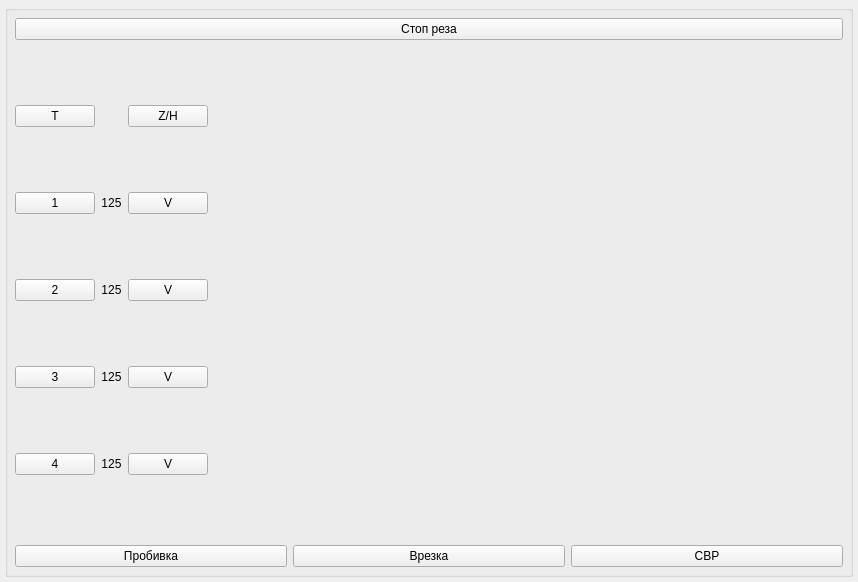
Before: the Qt Designer form phx-cnc-ui-mainform/src/CXLazerSettings.ui in superkulpa/phx-cnc-ui, drawn with Qt 5.
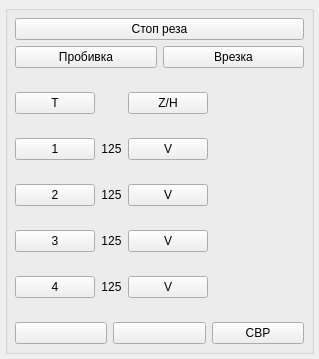
After: the same form once the commit is applied. Custom widgets are drawn as their Qt base class.

Commit message: - кнопки Пробивка/Врезка перенесены к "Стоп реза", реализовано их сокрытие и показ при запуске и остановке процесса соответственно.

Patch:
```diff
--- a/phx-cnc-ui-mainform/src/CXLazerSettings.ui
+++ b/phx-cnc-ui-mainform/src/CXLazerSettings.ui
@@ -6,8 +6,8 @@
    <rect>
     <x>0</x>
     <y>0</y>
-    <width>858</width>
-    <height>582</height>
+    <width>319</width>
+    <height>359</height>
    </rect>
   </property>
   <property name="focusPolicy">
@@ -36,13 +36,60 @@
         </property>
        </widget>
       </item>
+      <item>
+       <layout class="QHBoxLayout" name="horizontalLayout_2">
+        <item>
+         <widget class="CXTouchButton" name="mPushingButton">
+          <property name="text">
+           <string>Пробивка</string>
+          </property>
+         </widget>
+        </item>
+        <item>
+         <widget class="CXTouchButton" name="mIncutButton">
+          <property name="text">
+           <string>Врезка</string>
+          </property>
+         </widget>
+        </item>
+       </layout>
+      </item>
       <item>
        <widget class="QWidget" name="mButtonWidget" native="true">
         <layout class="QGridLayout" name="gridLayout">
          <property name="margin">
           <number>0</number>
          </property>
-         <item row="0" column="0">
+         <item row="3" column="2">
+          <widget class="CXTouchButton" name="pushButton_9">
+           <property name="sizePolicy">
+            <sizepolicy hsizetype="Fixed" vsizetype="Fixed">
+             <horstretch>0</horstretch>
+             <verstretch>0</verstretch>
+            </sizepolicy>
+           </property>
+           <property name="text">
+            <string>V</string>
+           </property>
+           <property name="checkable">
+            <bool>true</bool>
+           </property>
+           <attribute name="buttonGroup">
+            <string notr="true">mCheckButtonGroup</string>
+           </attribute>
+          </widget>
+         </item>
+         <item row="1" column="3" rowspan="5">
+          <widget class="CXLazerVelocityView" name="mLazerVelocity" native="true">
+           <property name="sizePolicy">
+            <sizepolicy hsizetype="Preferred" vsizetype="Preferred">
+             <horstretch>0</horstretch>
+             <verstretch>0</verstretch>
+            </sizepolicy>
+           </property>
+          </widget>
+         </item>
+         <item row="1" column="0">
           <widget class="CXTouchButton" name="mTButton">
            <property name="sizePolicy">
             <sizepolicy hsizetype="Fixed" vsizetype="Fixed">
@@ -55,7 +102,7 @@
            </property>
           </widget>
          </item>
-         <item row="0" column="2">
+         <item row="1" column="2">
           <widget class="CXTouchButton" name="mZHButton">
            <property name="sizePolicy">
             <sizepolicy hsizetype="Fixed" vsizetype="Fixed">
@@ -68,17 +115,7 @@
            </property>
           </widget>
          </item>
-         <item row="0" column="3" rowspan="5">
-          <widget class="CXLazerVelocityView" name="mLazerVelocity" native="true">
-           <property name="sizePolicy">
-            <sizepolicy hsizetype="Preferred" vsizetype="Preferred">
-             <horstretch>0</horstretch>
-             <verstretch>0</verstretch>
-            </sizepolicy>
-           </property>
-          </widget>
-         </item>
-         <item row="1" column="0">
+         <item row="2" column="0">
           <widget class="CXTouchButton" name="pushButton_4">
            <property name="sizePolicy">
             <sizepolicy hsizetype="Fixed" vsizetype="Fixed">
@@ -97,7 +134,7 @@
            </attribute>
           </widget>
          </item>
-         <item row="1" column="1">
+         <item row="2" column="1">
           <widget class="QLabel" name="label">
            <property name="sizePolicy">
             <sizepolicy hsizetype="Fixed" vsizetype="Preferred">
@@ -113,7 +150,7 @@
            </property>
           </widget>
          </item>
-         <item row="1" column="2">
+         <item row="2" column="2">
           <widget class="CXTouchButton" name="pushButton_8">
            <property name="sizePolicy">
             <sizepolicy hsizetype="Fixed" vsizetype="Fixed">
@@ -132,7 +169,7 @@
            </attribute>
           </widget>
          </item>
-         <item row="2" column="0">
+         <item row="3" column="0">
           <widget class="CXTouchButton" name="pushButton_5">
            <property name="sizePolicy">
             <sizepolicy hsizetype="Fixed" vsizetype="Fixed">
@@ -151,7 +188,7 @@
            </attribute>
           </widget>
          </item>
-         <item row="2" column="1">
+         <item row="3" column="1">
           <widget class="QLabel" name="label_2">
            <property name="sizePolicy">
             <sizepolicy hsizetype="Fixed" vsizetype="Preferred">
@@ -167,26 +204,7 @@
            </property>
           </widget>
          </item>
-         <item row="2" column="2">
-          <widget class="CXTouchButton" name="pushButton_9">
-           <property name="sizePolicy">
-            <sizepolicy hsizetype="Fixed" vsizetype="Fixed">
-             <horstretch>0</horstretch>
-             <verstretch>0</verstretch>
-            </sizepolicy>
-           </property>
-           <property name="text">
-            <string>V</string>
-           </property>
-           <property name="checkable">
-            <bool>true</bool>
-           </property>
-           <attribute name="buttonGroup">
-            <string notr="true">mCheckButtonGroup</string>
-           </attribute>
-          </widget>
-         </item>
-         <item row="3" column="0">
+         <item row="4" column="0">
           <widget class="CXTouchButton" name="pushButton_6">
            <property name="sizePolicy">
             <sizepolicy hsizetype="Fixed" vsizetype="Fixed">
@@ -205,7 +223,7 @@
            </attribute>
           </widget>
          </item>
-         <item row="3" column="1">
+         <item row="4" column="1">
           <widget class="QLabel" name="label_3">
            <property name="sizePolicy">
             <sizepolicy hsizetype="Fixed" vsizetype="Preferred">
@@ -221,7 +239,7 @@
            </property>
           </widget>
          </item>
-         <item row="3" column="2">
+         <item row="4" column="2">
           <widget class="CXTouchButton" name="pushButton_10">
            <property name="sizePolicy">
             <sizepolicy hsizetype="Fixed" vsizetype="Fixed">
@@ -240,7 +258,7 @@
            </attribute>
           </widget>
          </item>
-         <item row="4" column="0">
+         <item row="5" column="0">
           <widget class="CXTouchButton" name="pushButton_7">
            <property name="sizePolicy">
             <sizepolicy hsizetype="Fixed" vsizetype="Fixed">
@@ -259,7 +277,7 @@
            </attribute>
           </widget>
          </item>
-         <item row="4" column="1">
+         <item row="5" column="1">
           <widget class="QLabel" name="label_4">
            <property name="sizePolicy">
             <sizepolicy hsizetype="Fixed" vsizetype="Preferred">
@@ -275,7 +293,7 @@
            </property>
           </widget>
          </item>
-         <item row="4" column="2">
+         <item row="5" column="2">
           <widget class="CXTouchButton" name="pushButton_11">
            <property name="sizePolicy">
             <sizepolicy hsizetype="Fixed" vsizetype="Fixed">
@@ -302,14 +320,14 @@
         <item>
          <widget class="CXTouchButton" name="pushButton_12">
           <property name="text">
-           <string>Пробивка</string>
+           <string/>
           </property>
          </widget>
         </item>
         <item>
          <widget class="CXTouchButton" name="pushButton_13">
           <property name="text">
-           <string>Врезка</string>
+           <string/>
           </property>
          </widget>
         </item>
```
Left out of the diff: 2 changed lines with no effect on the pictures. The commit also changes 3 other files.
